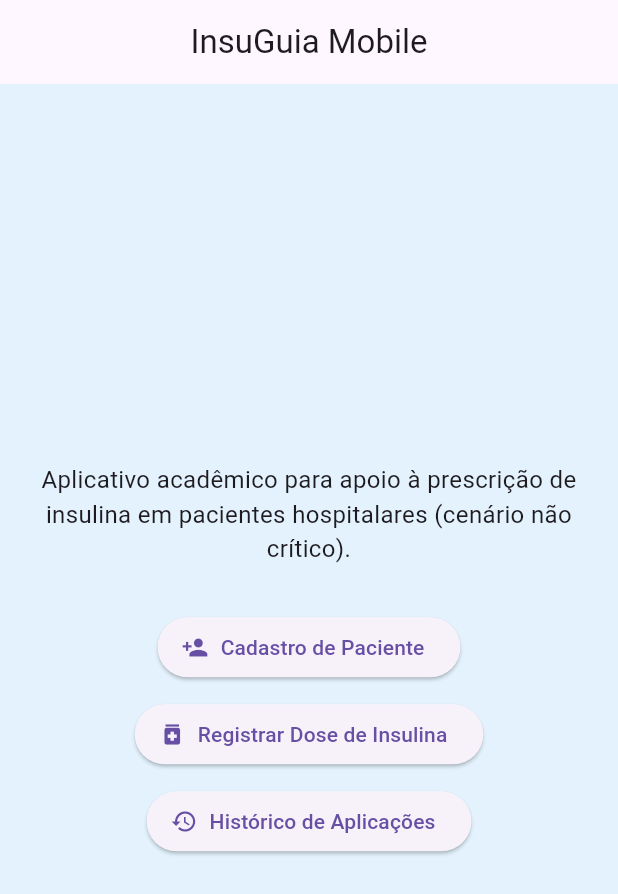
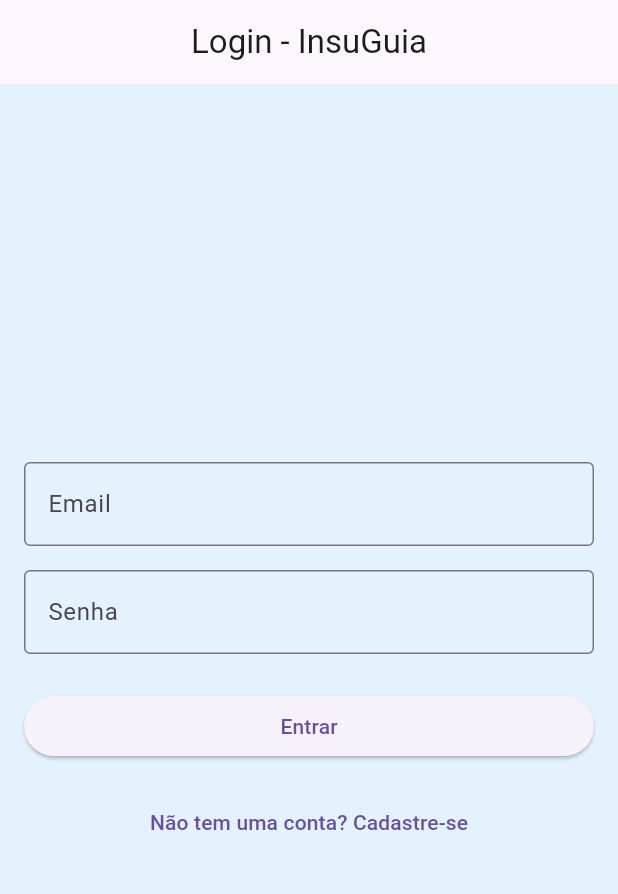
Before and after one commit to FelipeMacedoK/InsuGuia, a Flutter app: the screen it shows after launch, on a phone screen of 412 x 824 dp. Shown: the top 894 px of the screen. Run offline on Flutter 3.47's test engine with Material 3 defaults, Android fonts, the phone set to English and light mode, and no system bars; our stand-ins replace firebase_auth, firebase_core; accounts and stored records are empty.

Commit message:
Login implented via firebase

```diff
--- a/lib/main.dart
+++ b/lib/main.dart
@@ -1,9 +1,19 @@
 import 'package:flutter/material.dart';
+import 'package:firebase_core/firebase_core.dart';
+import 'package:firebase_auth/firebase_auth.dart';
+import 'firebase_options.dart';
 import 'tela_cadastro.dart';
 import 'tela_registro_insulina.dart';
 import 'tela_historico.dart';
+import 'tela_login.dart';
 
-void main() {
+void main() async {
+  WidgetsFlutterBinding.ensureInitialized();
+  // Initialize Firebase with platform-specific options generated by
+  // `flutterfire configure`. If you haven't run that yet, the app will
+  // still initialize but you'll need to run the configure command to
+  // generate `firebase_options.dart`.
+  await Firebase.initializeApp(options: DefaultFirebaseOptions.currentPlatform);
   runApp(const InsuGuiaApp());
 }
 
@@ -18,7 +28,20 @@ class InsuGuiaApp extends StatelessWidget {
         primarySwatch: Colors.blue,
         scaffoldBackgroundColor: Colors.blue[50],
       ),
-      home: const TelaPrincipal(),
+      home: StreamBuilder<User?>(
+        stream: FirebaseAuth.instance.authStateChanges(),
+        builder: (context, snapshot) {
+          if (snapshot.connectionState == ConnectionState.waiting) {
+            return const Center(child: CircularProgressIndicator());
+          }
+
+          if (snapshot.hasData && snapshot.data != null) {
+            return const TelaPrincipal();
+          }
+
+          return const TelaLogin();
+        },
+      ),
       debugShowCheckedModeBanner: false,
     );
   }
@@ -33,6 +56,12 @@ class TelaPrincipal extends StatelessWidget {
       appBar: AppBar(
         title: const Text('InsuGuia Mobile'),
         centerTitle: true,
+        actions: [
+          IconButton(
+            icon: const Icon(Icons.logout),
+            onPressed: () => FirebaseAuth.instance.signOut(),
+          ),
+        ],
       ),
       body: Padding(
         padding: const EdgeInsets.all(24.0),
--- a/lib/tela_cadastro.dart
+++ b/lib/tela_cadastro.dart
@@ -38,7 +38,7 @@ class _TelaCadastroState extends State<TelaCadastro> {
               const SizedBox(height: 8),
               DropdownButtonFormField(
                 decoration: const InputDecoration(labelText: 'Sexo'),
-                value: sexo,
+                initialValue: sexo,
                 items: ['Masculino', 'Feminino']
                     .map((s) => DropdownMenuItem(value: s, child: Text(s)))
                     .toList(),
--- /dev/null
+++ b/lib/tela_login.dart
@@ -0,0 +1,144 @@
+import 'package:flutter/material.dart';
+import 'package:firebase_auth/firebase_auth.dart';
+import 'tela_signup.dart';
+
+class TelaLogin extends StatefulWidget {
+  const TelaLogin({super.key});
+
+  @override
+  State<TelaLogin> createState() => _TelaLoginState();
+}
+
+class _TelaLoginState extends State<TelaLogin> {
+  final _formKey = GlobalKey<FormState>();
+  final _emailController = TextEditingController();
+  final _senhaController = TextEditingController();
+  bool _isLoading = false;
+  String? _errorMessage;
+
+  Future<void> _login() async {
+    if (_formKey.currentState!.validate()) {
+      setState(() {
+        _isLoading = true;
+        _errorMessage = null;
+      });
+
+      try {
+        await FirebaseAuth.instance.signInWithEmailAndPassword(
+          email: _emailController.text,
+          password: _senhaController.text,
+        );
+        if (mounted) {
+          // Não precisamos navegar manualmente, o StreamBuilder em main.dart
+          // vai detectar a mudança de estado e mostrar a TelaPrincipal
+        }
+      } on FirebaseAuthException catch (e) {
+        setState(() {
+          _errorMessage = switch (e.code) {
+            'user-not-found' => 'Usuário não encontrado.',
+            'wrong-password' => 'Senha incorreta.',
+            'invalid-email' => 'Email inválido.',
+            _ => 'Erro ao fazer login: ${e.message}',
+          };
+        });
+      } finally {
+        if (mounted) {
+          setState(() {
+            _isLoading = false;
+          });
+        }
+      }
+    }
+  }
+
+  @override
+  Widget build(BuildContext context) {
+    return Scaffold(
+      appBar: AppBar(
+        title: const Text('Login - InsuGuia'),
+        centerTitle: true,
+      ),
+      body: Padding(
+        padding: const EdgeInsets.all(16.0),
+        child: Form(
+          key: _formKey,
+          child: Column(
+            mainAxisAlignment: MainAxisAlignment.center,
+            children: [
+              TextFormField(
+                controller: _emailController,
+                decoration: const InputDecoration(
+                  labelText: 'Email',
+                  border: OutlineInputBorder(),
+                ),
+                keyboardType: TextInputType.emailAddress,
+                validator: (value) {
+                  if (value == null || value.isEmpty) {
+                    return 'Por favor, digite seu email';
+                  }
+                  if (!value.contains('@')) {
+                    return 'Por favor, digite um email válido';
+                  }
+                  return null;
+                },
+              ),
+              const SizedBox(height: 16),
+              TextFormField(
+                controller: _senhaController,
+                decoration: const InputDecoration(
+                  labelText: 'Senha',
+                  border: OutlineInputBorder(),
+                ),
+                obscureText: true,
+                validator: (value) {
+                  if (value == null || value.isEmpty) {
+                    return 'Por favor, digite sua senha';
+                  }
+                  if (value.length < 6) {
+                    return 'A senha deve ter pelo menos 6 caracteres';
+                  }
+                  return null;
+                },
+              ),
+              if (_errorMessage != null)
+                Padding(
+                  padding: const EdgeInsets.symmetric(vertical: 16),
+                  child: Text(
+                    _errorMessage!,
+                    style: const TextStyle(color: Colors.red),
+                  ),
+                ),
+              const SizedBox(height: 24),
+              SizedBox(
+                width: double.infinity,
+                child: ElevatedButton(
+                  onPressed: _isLoading ? null : _login,
+                  child: _isLoading
+                      ? const CircularProgressIndicator()
+                      : const Text('Entrar'),
+                ),
+              ),
+              const SizedBox(height: 16),
+              TextButton(
+                onPressed: () {
+                  Navigator.push(
+                    context,
+                    MaterialPageRoute(builder: (_) => const TelaSignup()),
+                  );
+                },
+                child: const Text('Não tem uma conta? Cadastre-se'),
+              ),
+            ],
+          ),
+        ),
+      ),
+    );
+  }
+
+  @override
+  void dispose() {
+    _emailController.dispose();
+    _senhaController.dispose();
+    super.dispose();
+  }
+}
--- a/pubspec.yaml
+++ b/pubspec.yaml
@@ -34,6 +34,9 @@ dependencies:
   # The following adds the Cupertino Icons font to your application.
   # Use with the CupertinoIcons class for iOS style icons.
   cupertino_icons: ^1.0.8
+  firebase_core: ^4.2.0
+  firebase_auth: ^6.1.1
+  cloud_firestore: ^6.0.3
 
 dev_dependencies:
   flutter_test:
```
Also changed, not shown: lib/tela_signup.dart (added, +162 -0 lines), firebase.json (added), lib/firebase_options.dart (added), pubspec.lock, 6 other files.
